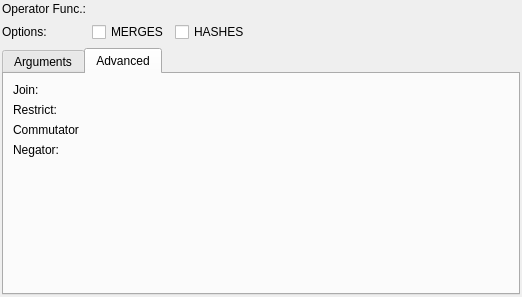
The window that libpgmodeler_ui/ui/operatorwidget.ui (pgmodeler/pgmodeler) describes before a commit, drawn with Qt 5.
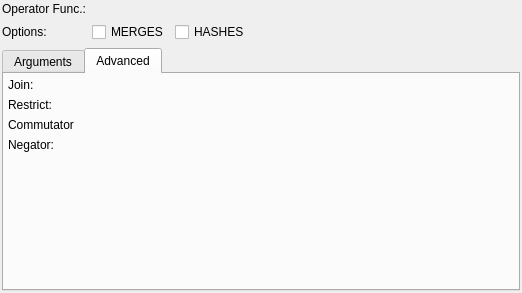
The same window after the commit. The open tabs and pages were chosen to show the change.

```diff
--- a/libpgmodeler_ui/ui/operatorwidget.ui
+++ b/libpgmodeler_ui/ui/operatorwidget.ui
@@ -7,7 +7,7 @@
     <x>0</x>
     <y>0</y>
     <width>522</width>
-    <height>297</height>
+    <height>293</height>
    </rect>
   </property>
   <property name="windowTitle">
@@ -62,6 +62,18 @@
        <string>Advanced</string>
       </attribute>
       <layout class="QGridLayout" name="gridLayout">
+       <property name="leftMargin">
+        <number>4</number>
+       </property>
+       <property name="topMargin">
+        <number>4</number>
+       </property>
+       <property name="rightMargin">
+        <number>4</number>
+       </property>
+       <property name="bottomMargin">
+        <number>4</number>
+       </property>
        <property name="spacing">
         <number>6</number>
        </property>
```
Left out of the diff: 11 changed lines with no effect on the pictures.
